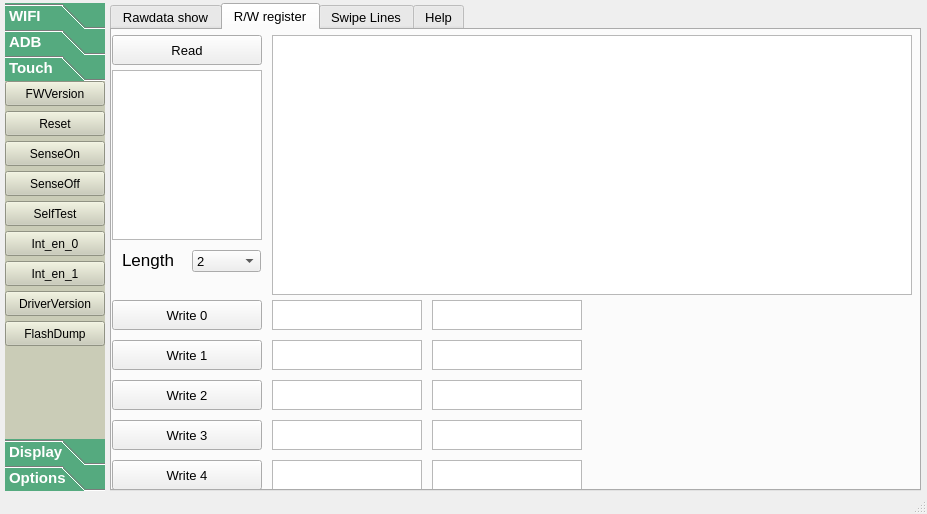
Before: the Qt Designer form uimonitor.ui in MorgenYang/newMonitor, drawn with Qt 5.
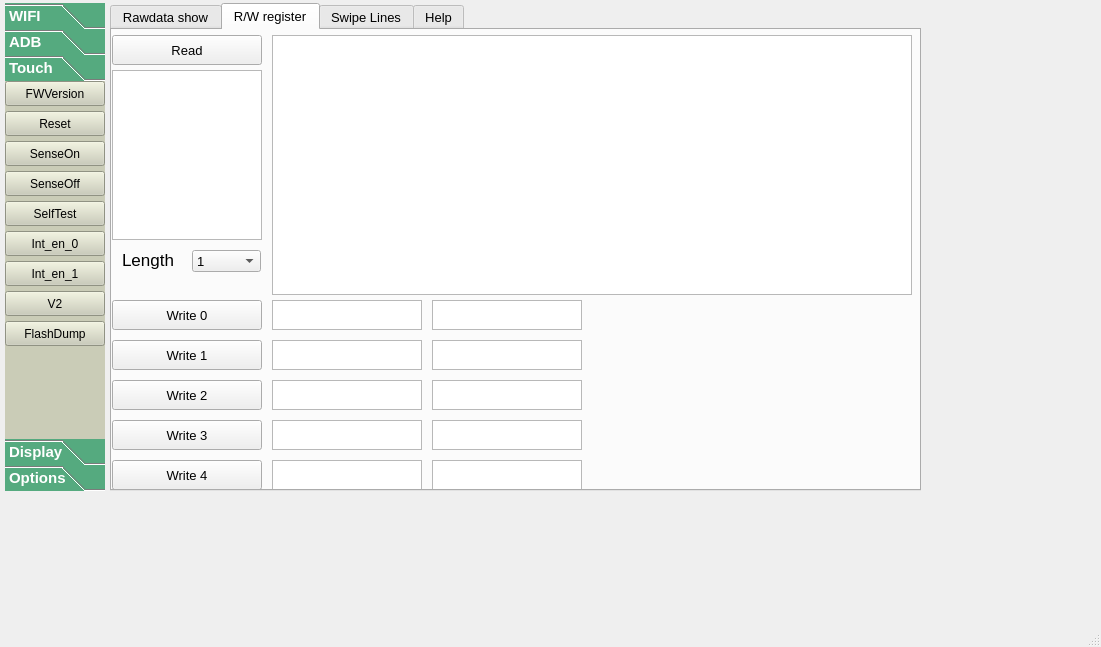
After: the same form once the commit is applied. The open tabs and pages were chosen to show the change.

Patch:
```diff
--- a/uimonitor.ui
+++ b/uimonitor.ui
@@ -9,8 +9,8 @@
    <rect>
     <x>0</x>
     <y>0</y>
-    <width>927</width>
-    <height>514</height>
+    <width>1101</width>
+    <height>647</height>
    </rect>
   </property>
   <property name="windowTitle">
@@ -44,7 +44,7 @@
        <property name="maximumSize">
         <size>
          <width>100</width>
-         <height>600</height>
+         <height>500</height>
         </size>
        </property>
        <property name="font">
@@ -54,6 +54,9 @@
          <bold>true</bold>
         </font>
        </property>
+       <property name="layoutDirection">
+        <enum>Qt::LeftToRight</enum>
+       </property>
        <property name="styleSheet">
         <string notr="true">background-color: rgb(85, 170, 127);
 color: rgb(255, 255, 255);</string>
@@ -705,7 +708,7 @@
           <string notr="true">color: rgb(0, 0, 0);</string>
          </property>
          <property name="text">
-          <string>DriverVersion</string>
+          <string>V2</string>
          </property>
         </widget>
         <widget class="QPushButton" name="flashDump">
@@ -1499,6 +1502,11 @@
            <height>22</height>
           </rect>
          </property>
+         <item>
+          <property name="text">
+           <string>1</string>
+          </property>
+         </item>
          <item>
           <property name="text">
            <string>2</string>
```
Left out of the diff: 8 changed lines with no effect on the pictures.
